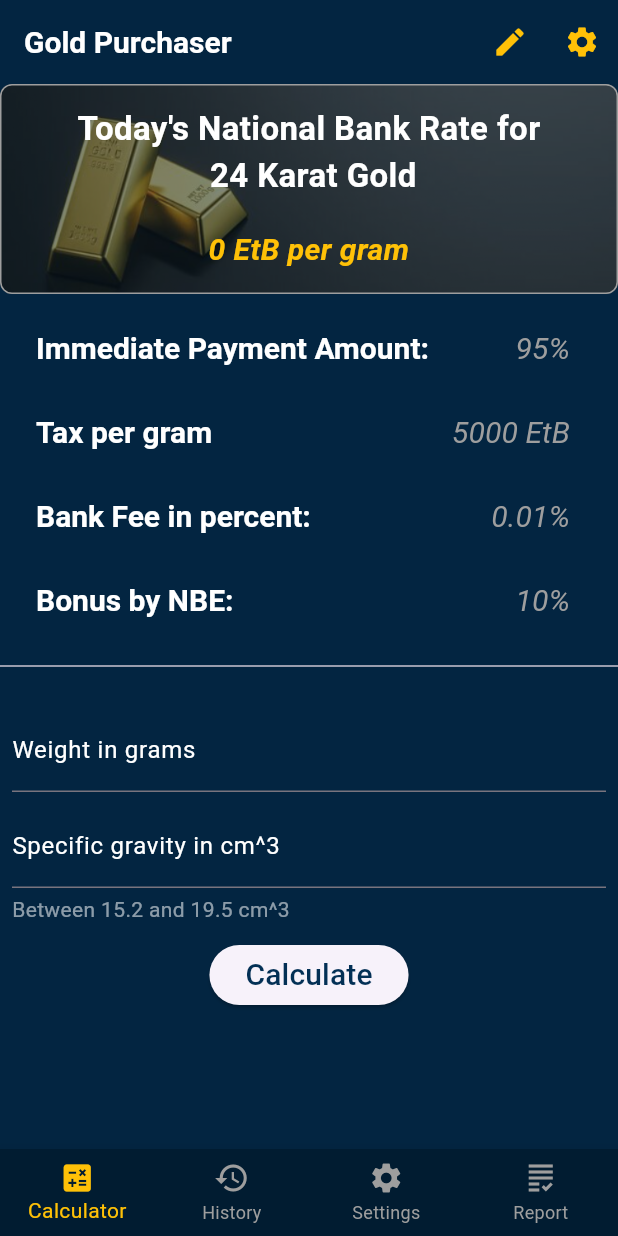
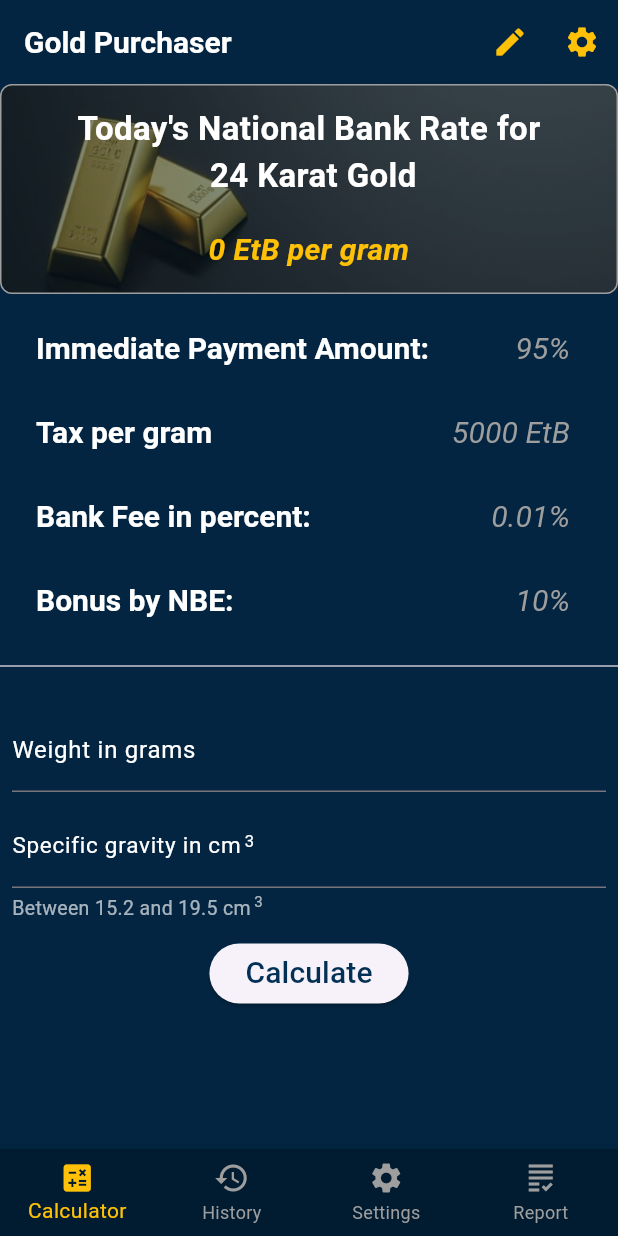
Before and after one commit to samuael/nbe, a Flutter app: the screen it shows after launch, on a phone screen of 412 x 824 dp. Run offline on Flutter 3.47's test engine with Material 3 defaults, Android fonts, the phone set to English and light mode, and no system bars; our stand-ins replace shared_preferences, sqflite; accounts and stored records are empty; network calls fail.

Commit message:
Add superscript in TextField

```diff
--- a/lib/screens/calculator.dart
+++ b/lib/screens/calculator.dart
@@ -228,18 +228,57 @@ class _CalculatorScreenState extends State<CalculatorScreen> {
                 controller: _specificGravityController,
                 keyboardType: TextInputType.numberWithOptions(),
                 decoration: InputDecoration(
-                  label: Text(
-                    'Specific gravity in cm^3',
-                    style: TextStyle(color: Colors.white),
+                  label: Text.rich(
+                    TextSpan(
+                      children: [
+                        TextSpan(
+                          text: 'Specific gravity in cm',
+                          style: TextStyle(color: Colors.white, fontSize: 15),
+                        ),
+                        WidgetSpan(
+                          child: Transform.translate(
+                            offset: Offset(2, -6),
+                            child: Text(
+                              '3',
+                              style: TextStyle(
+                                color: Colors.white,
+                                fontSize: 11,
+                              ),
+                            ),
+                          ),
+                        ),
+                      ],
+                    ),
                   ),
-                  helper: Text(
-                    'Between 15.2 and 19.5 cm^3',
-                    style: TextStyle(
-                      color: const Color.fromARGB(139, 255, 255, 255),
+                  helper: Text.rich(
+                    TextSpan(
+                      children: [
+                        TextSpan(
+                          text: 'Between 15.2 and 19.5 cm',
+                          style: TextStyle(
+                            fontSize: 13,
+                            color: const Color.fromARGB(166, 255, 255, 255),
+                          ),
+                        ),
+                        WidgetSpan(
+                          child: Transform.translate(
+                            offset: Offset(2, -6),
+                            child: Text(
+                              '3',
+                              style: TextStyle(
+                                color: const Color.fromARGB(169, 255, 255, 255),
+                                fontSize: 10,
+                              ),
+                            ),
+                          ),
+                        ),
+                      ],
                     ),
                   ),
                 ),
-                style: TextStyle(color: Colors.white),
+                style: TextStyle(
+                  color: const Color.fromARGB(255, 255, 255, 255),
+                ),
               ),
             ),
             SizedBox(height: 10),
```
